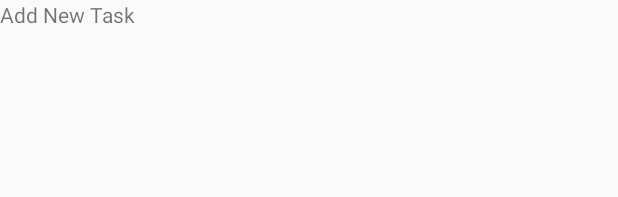
After one commit to EGAMAGZ/Keeper-Deprecated-, an Android app: the layout bottom_sheet_add_new_task.xml on its own in the app's theme, with its tools: preview values and no code run, on a phone screen of 412 x 824 dp. The commit adds this screen. Shown: the top 197 px of the screen. Run offline under Robolectric (Android 15) with nearby library versions, the phone set to English and light mode, and no system bars.

Commit message:
Changed the AddNewTaskActivty for a BottomSheetDialog

```diff
--- a/app/src/main/java/com/android/keeper/fragments/TasksFragment.java
+++ b/app/src/main/java/com/android/keeper/fragments/TasksFragment.java
@@ -13,6 +13,7 @@ import android.widget.ProgressBar;
 import android.widget.TextView;
 
 import com.android.keeper.R;
+import com.android.keeper.dialog.AddNewTaskBottomSheet;
 import com.android.keeper.localdb.SQLiteConnection;
 
 public class TasksFragment extends Fragment {
@@ -36,7 +37,8 @@ public class TasksFragment extends Fragment {
         AddTaskBtn.setOnClickListener(new View.OnClickListener() {
             @Override
             public void onClick(View view) {
-                return ;
+                AddNewTaskBottomSheet addNewTaskBottomSheet=new AddNewTaskBottomSheet();
+                addNewTaskBottomSheet.show(getFragmentManager(),"addNewTaskBottomSheet");
             }
         });
 
--- /dev/null
+++ b/app/src/main/res/layout/bottom_sheet_add_new_task.xml
@@ -0,0 +1,10 @@
+<?xml version="1.0" encoding="utf-8"?>
+<LinearLayout
+    xmlns:android="http://schemas.android.com/apk/res/android" android:layout_width="match_parent"
+    android:layout_height="match_parent"
+    android:orientation="vertical">
+    <TextView
+        android:layout_width="match_parent"
+        android:layout_height="wrap_content"
+        android:text="Add New Task"/>
+</LinearLayout>
```
Also changed, not shown: app/src/main/java/com/android/keeper/dialog/AddNewTaskBottomSheet.java (added, +24 -0 lines).
